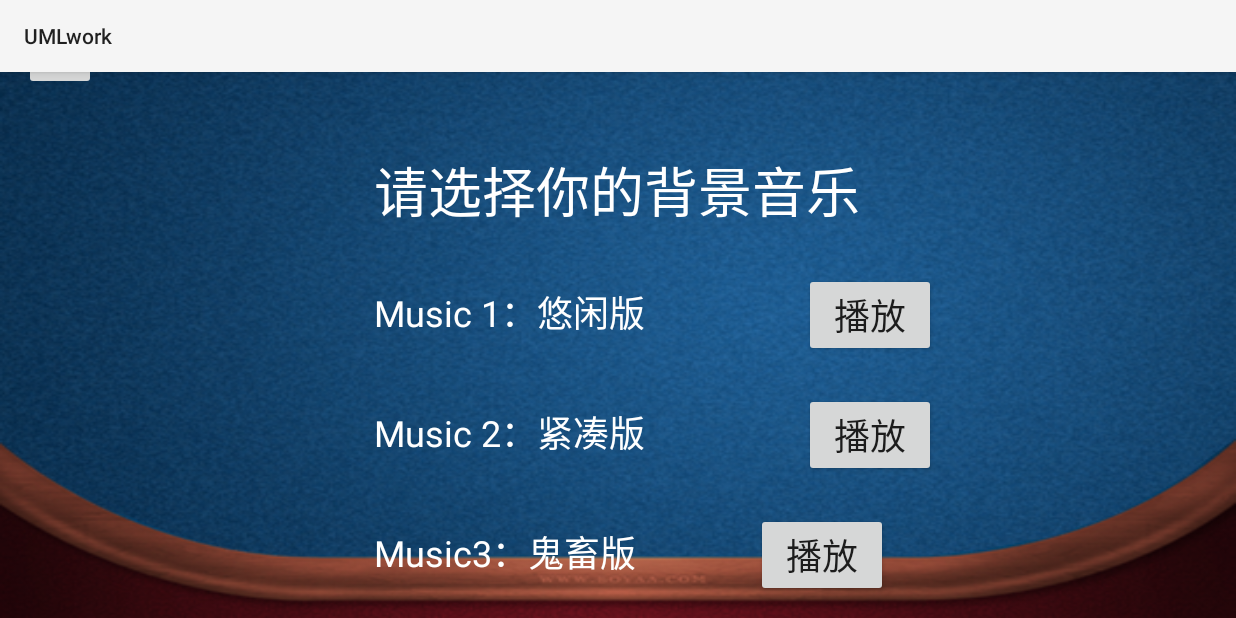
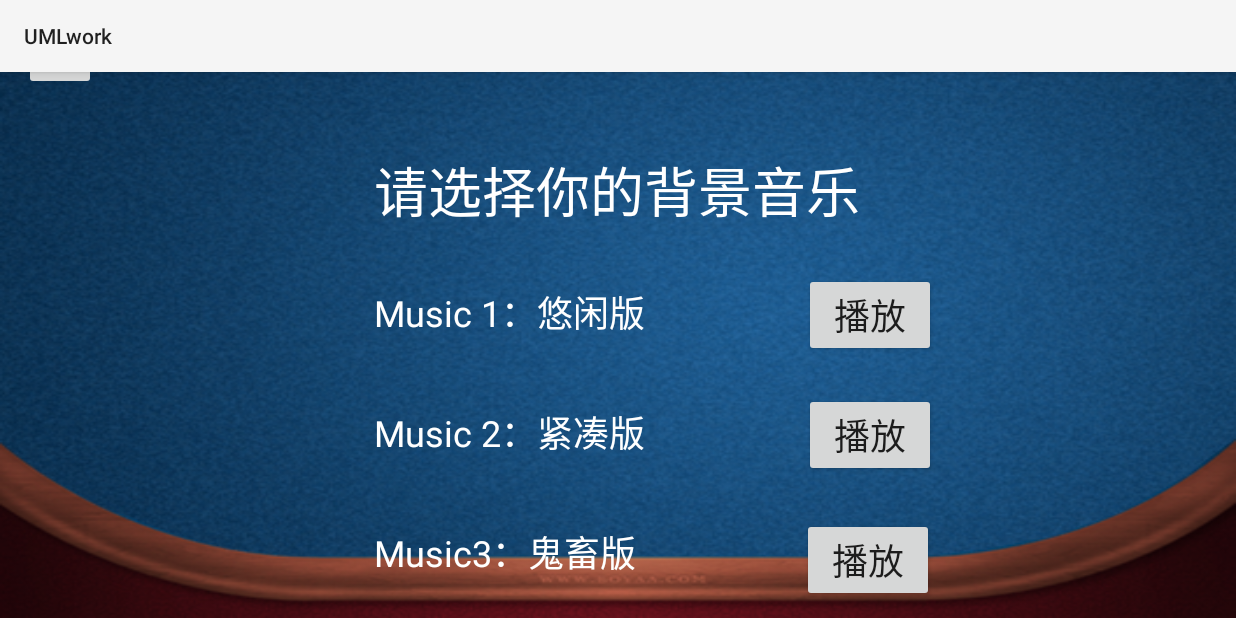
Before and after one commit to AhaLims/UML-work, an Android app: the bgmActivity screen opened directly, with no data from a screen before it, on a phone screen of 824 x 412 dp (held sideways). Run offline under Robolectric (Android 15) with nearby library versions, the phone set to English and light mode, and no system bars.

Commit message:
调整了bgm页面的第三个播放按钮，之前在三星手机中调试出现位置错乱，现在已纠正

```diff
--- a/UMLwork/app/src/main/res/layout/activity_bgm.xml
+++ b/UMLwork/app/src/main/res/layout/activity_bgm.xml
@@ -53,20 +53,6 @@
         app:layout_constraintEnd_toEndOf="@+id/startButton1"
         app:layout_constraintTop_toBottomOf="@+id/startButton1" />
 
-    <Button
-        android:id="@+id/startButton3"
-        android:layout_width="wrap_content"
-        android:layout_height="wrap_content"
-        android:layout_marginTop="24dp"
-        android:layout_marginEnd="18dp"
-        android:onClick="playMusic3"
-        android:text="播放"
-        android:textSize="24sp"
-        app:layout_constraintEnd_toEndOf="parent"
-        app:layout_constraintHorizontal_bias="0.272"
-        app:layout_constraintStart_toEndOf="@+id/bgmTextView3"
-        app:layout_constraintTop_toBottomOf="@+id/startButton2" />
-
     <TextView
         android:id="@+id/bgmTextView1"
         android:layout_width="wrap_content"
@@ -100,4 +86,16 @@
         app:layout_constraintStart_toStartOf="@+id/bgmTextView2"
         app:layout_constraintTop_toBottomOf="@+id/bgmTextView2" />
 
+    <Button
+        android:id="@+id/startButton3"
+        android:layout_width="wrap_content"
+        android:layout_height="wrap_content"
+        android:layout_marginTop="27dp"
+        android:layout_marginEnd="1dp"
+        android:onClick="playMusic3"
+        android:text="播放"
+        android:textSize="24sp"
+        app:layout_constraintEnd_toEndOf="@+id/startButton2"
+        app:layout_constraintTop_toBottomOf="@+id/startButton2" />
+
 </android.support.constraint.ConstraintLayout>
```
